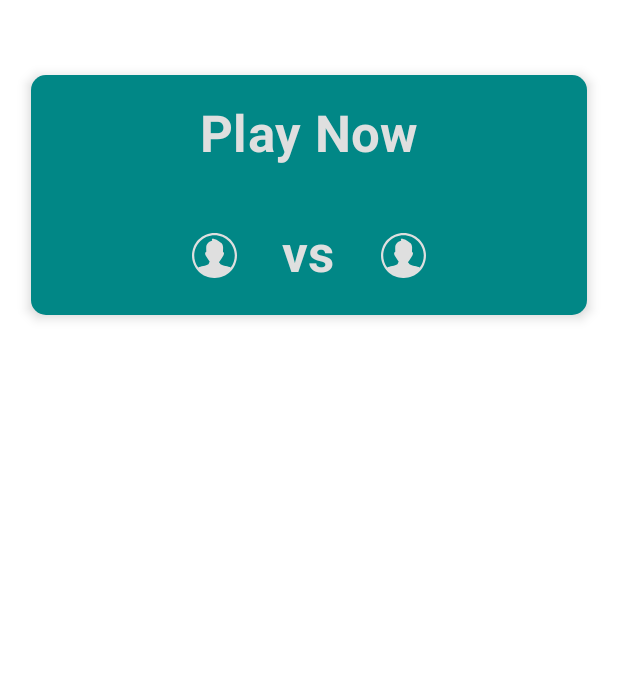
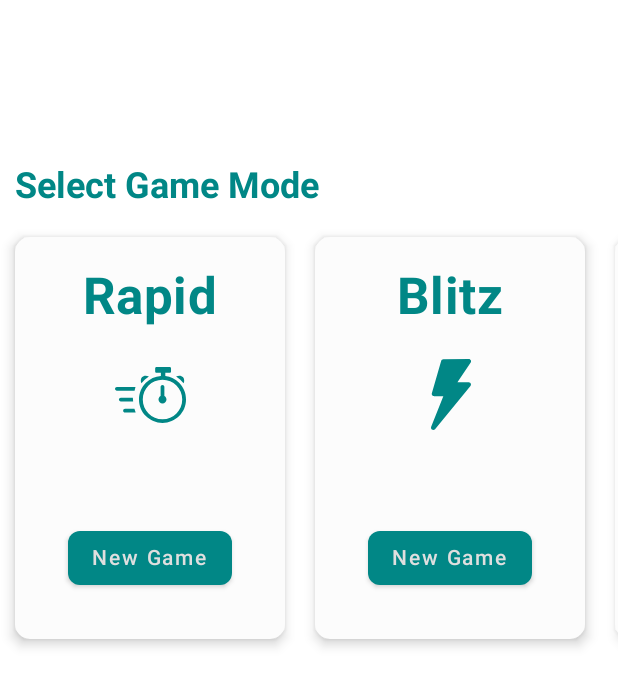
Before and after one commit to gomezdevlopment/Chess-Annotation-App, an Android app built with Jetpack Compose: the HomeFragment screen opened directly, with no data from a screen before it, on a phone screen of 412 x 824 dp. Shown: the top 686 px of the screen. Run offline under Robolectric (Android 15) with nearby library versions, the phone set to English and light mode, and no system bars; our stand-ins replace Firebase (no records; nobody signed in at launch, a user with empty details on screens opened directly).

Commit message:
Add time out logic and resign and draw offer icons

```diff
--- a/app/src/main/java/com/gomezdevlopment/chessnotationapp/view/game_screen/board/Pieces.kt
+++ b/app/src/main/java/com/gomezdevlopment/chessnotationapp/view/game_screen/board/Pieces.kt
@@ -45,7 +45,7 @@ fun Piece(
         Highlight(height = height, square = piece.square, orange, 1f)
     }
     if (piece.square == viewModel.getCurrentSquare().value) {
-        Highlight(height = height, square = piece.square, yellow, 1f)
+        Highlight(height = height, square = piece.square, yellow, .9f)
     }
     val end = System.currentTimeMillis()
     //println(end-start)
@@ -93,6 +93,6 @@ fun Pieces(viewModel: GameViewModel, height: Dp) {
     println("Time for piece recomposition: ${end - start}ms")
     val previousSquare = viewModel.getPreviousSquare().value
     if (previousSquare.rank != 10) {
-        Highlight(height = height, square = previousSquare, color = yellow, 1f)
+        Highlight(height = height, square = previousSquare, color = yellow, .9f)
     }
 }
--- a/app/src/main/java/com/gomezdevlopment/chessnotationapp/view/game_screen/ui_elements/Clock.kt
+++ b/app/src/main/java/com/gomezdevlopment/chessnotationapp/view/game_screen/ui_elements/Clock.kt
@@ -26,11 +26,12 @@ fun Clock(viewModel: GameViewModel) {
 }
 
 fun formatTime(time: Long): String {
-    val timeFormat = "%02d:%02d"
+    val timeFormat = "%02d:%02d:%02d"
     return String.format(
         timeFormat,
         TimeUnit.MILLISECONDS.toMinutes(time),
-        TimeUnit.MILLISECONDS.toSeconds(time) % 60
+        TimeUnit.MILLISECONDS.toSeconds(time) % 60,
+        (time % 1000) / 10
     )
 }
 
--- a/app/src/main/java/com/gomezdevlopment/chessnotationapp/view/game_screen/utils/Colors.kt
+++ b/app/src/main/java/com/gomezdevlopment/chessnotationapp/view/game_screen/utils/Colors.kt
@@ -11,3 +11,4 @@ val purple = Color(0xFFAD5AC0)
 val blue = Color(0xFF5D84E7)
 val pink = Color(0xFFFF5DC3)
 val textWhite = Color(0xFFDFDFDF)
+val cardWhite = Color(0xFFFCFCFC)
--- a/app/src/main/java/com/gomezdevlopment/chessnotationapp/view/home_screen/HomeScreen.kt
+++ b/app/src/main/java/com/gomezdevlopment/chessnotationapp/view/home_screen/HomeScreen.kt
@@ -3,11 +3,10 @@ package com.gomezdevlopment.chessnotationapp.view.home_screen
 import androidx.compose.foundation.background
 import androidx.compose.foundation.clickable
 import androidx.compose.foundation.layout.*
+import androidx.compose.foundation.lazy.LazyRow
+import androidx.compose.foundation.lazy.itemsIndexed
 import androidx.compose.foundation.shape.RoundedCornerShape
-import androidx.compose.material.Card
-import androidx.compose.material.Icon
-import androidx.compose.material.MaterialTheme
-import androidx.compose.material.Text
+import androidx.compose.material.*
 import androidx.compose.runtime.Composable
 import androidx.compose.ui.Alignment
 import androidx.compose.ui.Modifier
@@ -26,11 +25,12 @@ import com.gomezdevlopment.chessnotationapp.view.game_screen.utils.tealDarker
 import com.gomezdevlopment.chessnotationapp.view.game_screen.utils.textWhite
 import com.gomezdevlopment.chessnotationapp.R
 import com.gomezdevlopment.chessnotationapp.view.game_screen.board.GameScreen
+import com.gomezdevlopment.chessnotationapp.view.game_screen.utils.cardWhite
 import com.gomezdevlopment.chessnotationapp.view_model.GameViewModel
 
 
 @Composable
-fun Navigation(viewModel: GameViewModel){
+fun Navigation(viewModel: GameViewModel) {
     val navController = rememberNavController()
 
     NavHost(navController = navController, startDestination = "home") {
@@ -42,62 +42,160 @@ fun Navigation(viewModel: GameViewModel){
 
 @Composable
 fun Home(navController: NavController) {
-    Column(
-        Modifier
-            .fillMaxWidth()
-            .fillMaxHeight()
-    ) {
-        BoxWithConstraints(
-            Modifier
-                .fillMaxWidth()
-                .fillMaxHeight()
-                .padding(0.dp, 50.dp),
-            contentAlignment = Alignment.TopCenter
-        ) {
+    val gameModes = arrayListOf("Rapid", "Blitz", "Bullet")
+    val gameModeImageIDs =
+        arrayListOf(R.drawable.ic_rapid, R.drawable.ic_blitz, R.drawable.ic_bullet)
+    Column() {
+        Spacer(modifier = Modifier.height(100.dp))
+        Text(
+            text = "Select Game Mode",
+            modifier = Modifier.padding(10.dp),
+            fontWeight = FontWeight.Bold,
+            style = MaterialTheme.typography.h5,
+            color = tealDarker
+        )
+
+        LazyRow() {
+            itemsIndexed(gameModes) { index, mode ->
+                GameSelectionCard(drawableID = gameModeImageIDs[index], title = mode) {
+                    navController.navigate("game")
+                }
+            }
+        }
+    }
+//    Column(
+//        Modifier
+//            .fillMaxWidth()
+//            .fillMaxHeight()
+//    ) {
+//        BoxWithConstraints(
+//            Modifier
+//                .fillMaxWidth()
+//                .fillMaxHeight()
+//                .padding(0.dp, 50.dp),
+//            contentAlignment = Alignment.TopCenter
+//        ) {
+//            Card(
+//                Modifier
+//                    .width(maxWidth * 0.9f)
+//                    .wrapContentHeight()
+//                    .clickable {
+//                        navController.navigate("game")
+//                    },
+//                backgroundColor = tealDarker,
+//                shape = RoundedCornerShape(10.dp),
+//                elevation = 5.dp,
+//            )
+//            {
+//                Column(
+//                    horizontalAlignment = Alignment.CenterHorizontally,
+//                    verticalArrangement = Arrangement.Center
+//                ) {
+//                    Row(
+//                        horizontalArrangement = Arrangement.Center,
+//                        verticalAlignment = Alignment.CenterVertically
+//                    ) {
+//                        Text(
+//                            "Play Now",
+//                            fontWeight = FontWeight.Bold,
+//                            style = MaterialTheme.typography.h4,
+//                            color = textWhite,
+//                            modifier = Modifier.padding(20.dp)
+//                        )
+//                    }
+//                    Row(
+//                        horizontalArrangement = Arrangement.Center,
+//                        verticalAlignment = Alignment.CenterVertically
+//                    ) {
+//                        val userIcon: ImageVector =
+//                            ImageVector.vectorResource(id = R.drawable.ic_user_icon)
+//                        Icon(
+//                            imageVector = userIcon, contentDescription = "Play Game",
+//                            Modifier
+//                                .size(50.dp)
+//                                .padding(10.dp), tint = textWhite
+//                        )
+//                        Text(
+//                            "vs",
+//                            fontWeight = FontWeight.Bold,
+//                            style = MaterialTheme.typography.h4,
+//                            color = textWhite,
+//                            modifier = Modifier.padding(20.dp)
+//                        )
+//                        Icon(
+//                            imageVector = userIcon, contentDescription = "Play Game",
+//                            Modifier
+//                                .size(50.dp)
+//                                .padding(10.dp), tint = textWhite
+//                        )
+//                    }
+//                }
+//
+//            }
+//        }
+//    }
+}
+
+//@Preview
+@Composable
+fun GameSelectionCard(drawableID: Int, title: String, onClick: () -> Unit) {
     Card(
         Modifier
-                    .width(maxWidth * 0.9f)
+            .width(200.dp)
             .wrapContentHeight()
+            .padding(10.dp)
             .clickable {
-                        navController.navigate("game")
-                    }
-                ,
-                backgroundColor = tealDarker,
+                //navController.navigate("game")
+            },
+        backgroundColor = cardWhite,
         shape = RoundedCornerShape(10.dp),
         elevation = 5.dp,
     )
     {
-                Column(horizontalAlignment = Alignment.CenterHorizontally, verticalArrangement = Arrangement.Center) {
-                    Row(horizontalArrangement = Arrangement.Center, verticalAlignment = Alignment.CenterVertically) {
+        Column(
+            horizontalAlignment = Alignment.CenterHorizontally,
+            verticalArrangement = Arrangement.Center
+        ) {
+            Row(
+                horizontalArrangement = Arrangement.Center,
+                verticalAlignment = Alignment.CenterVertically
+            ) {
                 Text(
-                            "Play Now",
+                    title,
                     fontWeight = FontWeight.Bold,
                     style = MaterialTheme.typography.h4,
-                            color = textWhite,
+                    color = tealDarker,
                     modifier = Modifier.padding(20.dp)
                 )
             }
-                    Row(horizontalArrangement = Arrangement.Center, verticalAlignment = Alignment.CenterVertically) {
-                        val userIcon: ImageVector = ImageVector.vectorResource(id = R.drawable.ic_user_icon)
-                        Icon(imageVector = userIcon, contentDescription = "Play Game",
+            Row(
+                horizontalArrangement = Arrangement.Center,
+                verticalAlignment = Alignment.CenterVertically
+            ) {
+                val userIcon: ImageVector = ImageVector.vectorResource(id = drawableID)
+                Icon(
+                    imageVector = userIcon, contentDescription = "Play Game",
                     Modifier
                         .size(50.dp)
-                                .padding(10.dp), tint = textWhite)
-                        Text(
-                            "vs",
-                            fontWeight = FontWeight.Bold,
-                            style = MaterialTheme.typography.h4,
-                            color = textWhite,
-                            modifier = Modifier.padding(20.dp)
+                        .padding(1.dp), tint = tealDarker
                 )
-                        Icon(imageVector = userIcon, contentDescription = "Play Game",
-                            Modifier
-                                .size(50.dp)
-                                .padding(10.dp), tint = textWhite)
             }
+            Spacer(modifier = Modifier.height(50.dp))
+            Row(
+                horizontalArrangement = Arrangement.Center,
+                verticalAlignment = Alignment.CenterVertically
+            ) {
+                Button(
+                    onClick = onClick,
+                    shape = RoundedCornerShape(8.dp),
+                    colors = ButtonDefaults.buttonColors(backgroundColor = tealDarker),
+                    modifier = Modifier.padding(10.dp)
+                ) {
+                    Text("New Game", color = textWhite)
+                }
+            }
+            Spacer(modifier = Modifier.height(20.dp))
         }
 
     }
 }
-    }
-}
--- a/app/src/main/java/com/gomezdevlopment/chessnotationapp/view_model/GameViewModel.kt
+++ b/app/src/main/java/com/gomezdevlopment/chessnotationapp/view_model/GameViewModel.kt
@@ -312,7 +312,7 @@ class GameViewModel(private val app: Application) : AndroidViewModel(app) {
         initialTime: Long
     ) {
         _isPlaying.value = true
-        countDownTimer = object : CountDownTimer(time.value, 1000) {
+        countDownTimer = object : CountDownTimer(time.value, 1) {
 
             override fun onTick(millisRemaining: Long) {
                 time.value = millisRemaining
@@ -329,6 +329,8 @@ class GameViewModel(private val app: Application) : AndroidViewModel(app) {
 
             override fun onFinish() {
                 pauseTimer(_isPlaying, _time, _progress, time)
+                //gameRepository.timeOut.value = true
+                gameRepository.timeout()
             }
         }.start()
     }
--- /dev/null
+++ b/app/src/main/res/drawable/ic_blitz.xml
@@ -0,0 +1,17 @@
+<vector xmlns:android="http://schemas.android.com/apk/res/android"
+    android:width="69.38dp"
+    android:height="122.88dp"
+    android:viewportWidth="69.38"
+    android:viewportHeight="122.88">
+  <path
+      android:pathData="M21.34,0.41L65.26,0c0.81,-0.04 1.64,0.18 2.37,0.66c1.81,1.21 2.3,3.67 1.08,5.48L45.77,40.38h19.45v0.01c0.88,0 1.77,0.29 2.51,0.9c1.68,1.39 1.93,3.87 0.54,5.56L7,121.44c-1.06,1.29 -2.87,1.81 -4.51,1.16c-2.03,-0.8 -3.02,-3.1 -2.21,-5.13L21.32,64.5L5.55,64.35c-0.45,0.03 -0.9,-0.01 -1.36,-0.14c-2.1,-0.6 -3.32,-2.79 -2.72,-4.89l16.1,-56.04l0.01,0C18.04,1.64 19.54,0.43 21.34,0.41L21.34,0.41z"
+      android:fillColor="#383838"/>
+  <path
+      android:pathData="M65.43,3.95l-44.06,0.41l-16.1,56.04l21.84,0.21l-23.16,58.32l61.27,-74.59l-26.87,0l27.08,-40.39z"
+      android:fillColor="#FCDB33"
+      android:fillType="evenOdd"/>
+  <path
+      android:pathData="M33.9,4.52l-12.24,0.23l-15.43,55.34l21.01,0.48l-23.29,58.36l31.26,-63.9l-18.63,-3.18l17.32,-47.33z"
+      android:fillColor="#FFFF00"
+      android:fillType="evenOdd"/>
+</vector>
--- /dev/null
+++ b/app/src/main/res/drawable/ic_bullet.xml
@@ -0,0 +1,10 @@
+<vector xmlns:android="http://schemas.android.com/apk/res/android"
+    android:width="511dp"
+    android:height="511.59dp"
+    android:viewportWidth="511"
+    android:viewportHeight="511.59">
+  <path
+      android:fillColor="#FF000000"
+      android:pathData="M388.47,22.28c-24.22,14.1 -48.56,34.31 -72.97,58.5l114.31,114.31c21.95,-18.04 38.4,-36.45 50.74,-55.14 34.99,-53.02 31.49,-81.02 28.96,-139.7 -49.43,0 -75.92,-4.24 -121.04,22.03zM36.26,361.51l1.23,1.23 32.03,-32.03 -4.43,-4.44c-8.4,-8.39 -8.41,-22.14 0,-30.55l184.45,-184.45c8.4,-8.41 22.15,-8.41 30.55,0L400.33,231.5c8.4,8.4 8.39,22.15 0,30.55L215.87,446.51c-8.4,8.4 -22.15,8.4 -30.55,0l-4.44,-4.44 -32.02,32.03 1.23,1.24c8.26,8.26 8.26,21.79 0,30.05 -8.27,8.27 -21.8,8.27 -30.06,0L6.2,391.57c-8.27,-8.27 -8.27,-21.8 0,-30.06 8.27,-8.27 21.79,-8.27 30.06,0z"
+      android:fillType="evenOdd"/>
+</vector>
--- /dev/null
+++ b/app/src/main/res/drawable/ic_rapid.xml
@@ -0,0 +1,18 @@
+<vector xmlns:android="http://schemas.android.com/apk/res/android"
+    android:width="122.88dp"
+    android:height="96.86dp"
+    android:viewportWidth="122.88"
+    android:viewportHeight="96.86">
+  <path
+      android:pathData="M87.08,15.79c9.28,1.11 17.61,5.34 23.89,11.62c7.36,7.36 11.91,17.53 11.91,28.76c0,11.23 -4.55,21.4 -11.91,28.76c-7.36,7.36 -17.53,11.92 -28.77,11.92s-21.4,-4.55 -28.76,-11.92c-7.36,-7.36 -11.91,-17.53 -11.91,-28.76c0,-11.23 4.55,-21.4 11.91,-28.76c6.74,-6.74 15.84,-11.13 25.96,-11.82v-5.19c0,-0.1 0.01,-0.21 0.01,-0.31h-7.62c-1.25,0 -2.27,-1.02 -2.27,-2.27V2.27c0,-1.25 1.02,-2.27 2.27,-2.27h22.9c1.25,0 2.27,1.02 2.27,2.27v5.56c0,1.25 -1.02,2.27 -2.27,2.27h-7.62c0.01,0.1 0.01,0.2 0.01,0.31L87.08,15.79L87.08,15.79L87.08,15.79zM85.47,50.1c2.16,1.16 3.63,3.45 3.63,6.08c0,3.81 -3.09,6.9 -6.9,6.9c-3.81,0 -6.9,-3.09 -6.9,-6.9c0,-2.63 1.47,-4.91 3.63,-6.08l0,-15.81c0,-1.8 1.46,-3.27 3.26,-3.27c1.8,0 3.27,1.46 3.27,3.27V50.1L85.47,50.1L85.47,50.1zM118.74,28.08c1.58,-3.77 1.39,-7.71 -0.87,-10.36c-2.71,-3.17 -7.61,-3.54 -12.16,-1.3C110.53,19.72 114.9,23.57 118.74,28.08L118.74,28.08L118.74,28.08zM45.67,28.08c-1.58,-3.77 -1.39,-7.71 0.87,-10.36c2.71,-3.17 7.61,-3.54 12.16,-1.3C53.88,19.72 49.5,23.57 45.67,28.08L45.67,28.08L45.67,28.08zM106.35,32.04c-6.18,-6.18 -14.71,-10 -24.14,-10c-9.43,0 -17.97,3.82 -24.14,10c-6.18,6.18 -10,14.72 -10,24.14c0,9.43 3.82,17.97 10,24.15c6.18,6.18 14.71,10 24.14,10c9.43,0 17.97,-3.82 24.15,-10c6.18,-6.18 10,-14.71 10,-24.15C116.35,46.75 112.53,38.21 106.35,32.04L106.35,32.04L106.35,32.04z"
+      android:fillColor="#393939"/>
+  <path
+      android:pathData="M3.26,40.99c-1.8,0 -3.26,-1.46 -3.26,-3.27c0,-1.8 1.46,-3.27 3.26,-3.27h32.22l-1.63,6.53H3.26L3.26,40.99L3.26,40.99z"
+      android:fillColor="#D8453E"/>
+  <path
+      android:pathData="M10.04,59.7c-1.8,0 -3.27,-1.46 -3.27,-3.26s1.46,-3.27 3.27,-3.27h20.82l0.54,6.53H10.04L10.04,59.7L10.04,59.7z"
+      android:fillColor="#D8453E"/>
+  <path
+      android:pathData="M17.34,78.9c-1.8,0 -3.27,-1.46 -3.27,-3.27c0,-1.8 1.46,-3.27 3.27,-3.27h16.27l2.18,6.53H17.34L17.34,78.9L17.34,78.9z"
+      android:fillColor="#D8453E"/>
+</vector>
```
Also changed, not shown: app/src/main/java/com/gomezdevlopment/chessnotationapp/model/game_logic/EndOfGameConditions.kt (+93 -35 lines), app/src/main/java/com/gomezdevlopment/chessnotationapp/model/repositories/GameRepository.kt (+28 -5 lines), app/src/main/java/com/gomezdevlopment/chessnotationapp/view/game_screen/ui_elements/GameBar.kt (+44 -0 lines), app/src/main/res/drawable/ic_draw_offer.xml (added, +10 -0 lines), app/src/main/res/drawable/ic_resign.xml (added, +10 -0 lines). Lines whose indentation alone changed are shown as unchanged.
